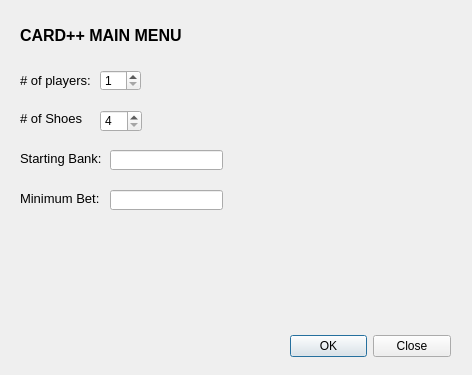
Old version of the form Cardpp/mainmenu.ui in the repository spring-2019-cpsc-362-05/software-group-project-sigma-solutions.
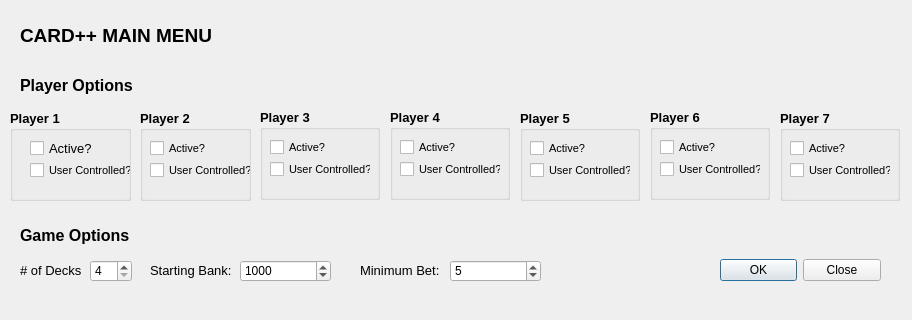
New version of the form.

Commit message: Added Main Menu Implementation, with user input stored in variables

Diff of the .ui file:
```diff
--- a/Cardpp/mainmenu.ui
+++ b/Cardpp/mainmenu.ui
@@ -6,20 +6,32 @@
    <rect>
     <x>0</x>
     <y>0</y>
-    <width>472</width>
-    <height>375</height>
+    <width>912</width>
+    <height>320</height>
    </rect>
   </property>
+  <property name="minimumSize">
+   <size>
+    <width>912</width>
+    <height>320</height>
+   </size>
+  </property>
+  <property name="maximumSize">
+   <size>
+    <width>912</width>
+    <height>320</height>
+   </size>
+  </property>
   <property name="windowTitle">
    <string>Dialog</string>
   </property>
   <widget class="QDialogButtonBox" name="buttonBox">
    <property name="geometry">
     <rect>
-     <x>290</x>
-     <y>330</y>
+     <x>720</x>
+     <y>250</y>
      <width>161</width>
-     <height>32</height>
+     <height>41</height>
     </rect>
    </property>
    <property name="orientation">
@@ -40,7 +52,7 @@
    </property>
    <property name="font">
     <font>
-     <pointsize>12</pointsize>
+     <pointsize>14</pointsize>
      <weight>75</weight>
      <bold>true</bold>
     </font>
@@ -53,7 +65,7 @@
    <property name="geometry">
     <rect>
      <x>20</x>
-     <y>70</y>
+     <y>260</y>
      <width>71</width>
      <height>21</height>
     </rect>
@@ -64,48 +76,14 @@
     </font>
    </property>
    <property name="text">
-    <string># of players:</string>
+    <string># of Decks</string>
    </property>
   </widget>
   <widget class="QSpinBox" name="spinBox">
    <property name="geometry">
     <rect>
-     <x>100</x>
-     <y>70</y>
-     <width>41</width>
-     <height>21</height>
-    </rect>
-   </property>
-   <property name="minimum">
-    <number>1</number>
-   </property>
-   <property name="maximum">
-    <number>6</number>
-   </property>
-  </widget>
-  <widget class="QLabel" name="label_3">
-   <property name="geometry">
-    <rect>
-     <x>20</x>
-     <y>110</y>
-     <width>71</width>
-     <height>16</height>
-    </rect>
-   </property>
-   <property name="font">
-    <font>
-     <pointsize>10</pointsize>
-    </font>
-   </property>
-   <property name="text">
-    <string># of Shoes</string>
-   </property>
-  </widget>
-  <widget class="QSpinBox" name="spinBox_2">
-   <property name="geometry">
-    <rect>
-     <x>100</x>
-     <y>110</y>
+     <x>90</x>
+     <y>260</y>
      <width>42</width>
      <height>22</height>
     </rect>
@@ -120,10 +98,10 @@
   <widget class="QLabel" name="label_4">
    <property name="geometry">
     <rect>
-     <x>20</x>
-     <y>150</y>
+     <x>150</x>
+     <y>260</y>
      <width>91</width>
-     <height>16</height>
+     <height>21</height>
     </rect>
    </property>
    <property name="font">
@@ -135,23 +113,13 @@
     <string>Starting Bank:</string>
    </property>
   </widget>
-  <widget class="QLineEdit" name="lineEdit">
+  <widget class="QLabel" name="minimumBetLabel">
    <property name="geometry">
     <rect>
-     <x>110</x>
-     <y>150</y>
-     <width>113</width>
-     <height>20</height>
-    </rect>
-   </property>
-  </widget>
-  <widget class="QLabel" name="label_5">
-   <property name="geometry">
-    <rect>
-     <x>20</x>
-     <y>190</y>
+     <x>360</x>
+     <y>260</y>
      <width>91</width>
-     <height>16</height>
+     <height>21</height>
     </rect>
    </property>
    <property name="font">
@@ -163,16 +131,530 @@
     <string>Minimum Bet:</string>
    </property>
   </widget>
-  <widget class="QLineEdit" name="lineEdit_2">
+  <widget class="QLabel" name="playerOptionsLabel">
    <property name="geometry">
     <rect>
-     <x>110</x>
-     <y>190</y>
-     <width>113</width>
-     <height>20</height>
+     <x>20</x>
+     <y>70</y>
+     <width>261</width>
+     <height>31</height>
     </rect>
    </property>
+   <property name="font">
+    <font>
+     <pointsize>12</pointsize>
+     <weight>75</weight>
+     <bold>true</bold>
+    </font>
+   </property>
+   <property name="text">
+    <string>Player Options</string>
+   </property>
   </widget>
+  <widget class="QLabel" name="gameOptionsLabel">
+   <property name="geometry">
+    <rect>
+     <x>20</x>
+     <y>220</y>
+     <width>261</width>
+     <height>31</height>
+    </rect>
+   </property>
+   <property name="font">
+    <font>
+     <pointsize>12</pointsize>
+     <weight>75</weight>
+     <bold>true</bold>
+    </font>
+   </property>
+   <property name="text">
+    <string>Game Options</string>
+   </property>
+  </widget>
+  <widget class="QGroupBox" name="player1GroupBox">
+   <property name="enabled">
+    <bool>true</bool>
+   </property>
+   <property name="geometry">
+    <rect>
+     <x>10</x>
+     <y>110</y>
+     <width>121</width>
+     <height>91</height>
+    </rect>
+   </property>
+   <property name="font">
+    <font>
+     <pointsize>10</pointsize>
+     <weight>75</weight>
+     <bold>true</bold>
+    </font>
+   </property>
+   <property name="title">
+    <string>Player 1</string>
+   </property>
+   <widget class="QCheckBox" name="player1Active">
+    <property name="geometry">
+     <rect>
+      <x>20</x>
+      <y>30</y>
+      <width>82</width>
+      <height>17</height>
+     </rect>
+    </property>
+    <property name="font">
+     <font>
+      <pointsize>10</pointsize>
+      <weight>50</weight>
+      <bold>false</bold>
+     </font>
+    </property>
+    <property name="text">
+     <string>Active?</string>
+    </property>
+   </widget>
+   <widget class="QCheckBox" name="player1UC">
+    <property name="geometry">
+     <rect>
+      <x>20</x>
+      <y>50</y>
+      <width>101</width>
+      <height>21</height>
+     </rect>
+    </property>
+    <property name="font">
+     <font>
+      <pointsize>8</pointsize>
+      <weight>50</weight>
+      <bold>false</bold>
+     </font>
+    </property>
+    <property name="text">
+     <string>User Controlled?</string>
+    </property>
+   </widget>
+  </widget>
+  <widget class="QGroupBox" name="player2GroupBox">
+   <property name="geometry">
+    <rect>
+     <x>140</x>
+     <y>110</y>
+     <width>111</width>
+     <height>91</height>
+    </rect>
+   </property>
+   <property name="font">
+    <font>
+     <pointsize>10</pointsize>
+     <weight>75</weight>
+     <bold>true</bold>
+    </font>
+   </property>
+   <property name="title">
+    <string>Player 2</string>
+   </property>
+   <widget class="QCheckBox" name="player2Active">
+    <property name="geometry">
+     <rect>
+      <x>10</x>
+      <y>30</y>
+      <width>82</width>
+      <height>17</height>
+     </rect>
+    </property>
+    <property name="font">
+     <font>
+      <pointsize>8</pointsize>
+      <weight>50</weight>
+      <bold>false</bold>
+     </font>
+    </property>
+    <property name="text">
+     <string>Active?</string>
+    </property>
+   </widget>
+   <widget class="QCheckBox" name="player2UC">
+    <property name="geometry">
+     <rect>
+      <x>10</x>
+      <y>50</y>
+      <width>101</width>
+      <height>21</height>
+     </rect>
+    </property>
+    <property name="font">
+     <font>
+      <pointsize>8</pointsize>
+      <weight>50</weight>
+      <bold>false</bold>
+     </font>
+    </property>
+    <property name="text">
+     <string>User Controlled?</string>
+    </property>
+   </widget>
+  </widget>
+  <widget class="QGroupBox" name="player3GroupBox">
+   <property name="geometry">
+    <rect>
+     <x>260</x>
+     <y>109</y>
+     <width>120</width>
+     <height>91</height>
+    </rect>
+   </property>
+   <property name="font">
+    <font>
+     <pointsize>10</pointsize>
+     <weight>75</weight>
+     <bold>true</bold>
+    </font>
+   </property>
+   <property name="title">
+    <string>Player 3</string>
+   </property>
+   <widget class="QCheckBox" name="player3Active">
+    <property name="geometry">
+     <rect>
+      <x>10</x>
+      <y>30</y>
+      <width>82</width>
+      <height>17</height>
+     </rect>
+    </property>
+    <property name="font">
+     <font>
+      <pointsize>8</pointsize>
+      <weight>50</weight>
+      <bold>false</bold>
+     </font>
+    </property>
+    <property name="text">
+     <string>Active?</string>
+    </property>
+   </widget>
+   <widget class="QCheckBox" name="player3UC">
+    <property name="geometry">
+     <rect>
+      <x>10</x>
+      <y>50</y>
+      <width>101</width>
+      <height>21</height>
+     </rect>
+    </property>
+    <property name="font">
+     <font>
+      <pointsize>8</pointsize>
+      <weight>50</weight>
+      <bold>false</bold>
+     </font>
+    </property>
+    <property name="text">
+     <string>User Controlled?</string>
+    </property>
+   </widget>
+  </widget>
+  <widget class="QGroupBox" name="player4GroupBox">
+   <property name="geometry">
+    <rect>
+     <x>390</x>
+     <y>109</y>
+     <width>120</width>
+     <height>91</height>
+    </rect>
+   </property>
+   <property name="font">
+    <font>
+     <pointsize>10</pointsize>
+     <weight>75</weight>
+     <bold>true</bold>
+    </font>
+   </property>
+   <property name="title">
+    <string>Player 4</string>
+   </property>
+   <widget class="QCheckBox" name="player4Active">
+    <property name="geometry">
+     <rect>
+      <x>10</x>
+      <y>30</y>
+      <width>82</width>
+      <height>17</height>
+     </rect>
+    </property>
+    <property name="font">
+     <font>
+      <pointsize>8</pointsize>
+      <weight>50</weight>
+      <bold>false</bold>
+     </font>
+    </property>
+    <property name="text">
+     <string>Active?</string>
+    </property>
+   </widget>
+   <widget class="QCheckBox" name="player4UC">
+    <property name="geometry">
+     <rect>
+      <x>10</x>
+      <y>50</y>
+      <width>101</width>
+      <height>21</height>
+     </rect>
+    </property>
+    <property name="font">
+     <font>
+      <pointsize>8</pointsize>
+      <weight>50</weight>
+      <bold>false</bold>
+     </font>
+    </property>
+    <property name="text">
+     <string>User Controlled?</string>
+    </property>
+   </widget>
+  </widget>
+  <widget class="QGroupBox" name="player5GroupBox">
+   <property name="geometry">
+    <rect>
+     <x>520</x>
+     <y>110</y>
+     <width>120</width>
+     <height>91</height>
+    </rect>
+   </property>
+   <property name="font">
+    <font>
+     <pointsize>10</pointsize>
+     <weight>75</weight>
+     <bold>true</bold>
+    </font>
+   </property>
+   <property name="title">
+    <string>Player 5</string>
+   </property>
+   <widget class="QCheckBox" name="player5Active">
+    <property name="geometry">
+     <rect>
+      <x>10</x>
+      <y>30</y>
+      <width>82</width>
+      <height>17</height>
+     </rect>
+    </property>
+    <property name="font">
+     <font>
+      <pointsize>8</pointsize>
+      <weight>50</weight>
+      <bold>false</bold>
+     </font>
+    </property>
+    <property name="text">
+     <string>Active?</string>
+    </property>
+   </widget>
+   <widget class="QCheckBox" name="player5UC">
+    <property name="geometry">
+     <rect>
+      <x>10</x>
+      <y>50</y>
+      <width>101</width>
+      <height>21</height>
+     </rect>
+    </property>
+    <property name="font">
+     <font>
+      <pointsize>8</pointsize>
+      <weight>50</weight>
+      <bold>false</bold>
+     </font>
+    </property>
+    <property name="text">
+     <string>User Controlled?</string>
+    </property>
+   </widget>
+  </widget>
+  <widget class="QGroupBox" name="player7GroupBox">
+   <property name="geometry">
+    <rect>
+     <x>780</x>
+     <y>110</y>
+     <width>120</width>
+     <height>91</height>
+    </rect>
+   </property>
+   <property name="font">
+    <font>
+     <pointsize>10</pointsize>
+     <weight>75</weight>
+     <bold>true</bold>
+    </font>
+   </property>
+   <property name="title">
+    <string>Player 7</string>
+   </property>
+   <widget class="QCheckBox" name="player7Active">
+    <property name="geometry">
+     <rect>
+      <x>10</x>
+      <y>30</y>
+      <width>82</width>
+      <height>17</height>
+     </rect>
+    </property>
+    <property name="font">
+     <font>
+      <pointsize>8</pointsize>
+      <weight>50</weight>
+      <bold>false</bold>
+     </font>
+    </property>
+    <property name="text">
+     <string>Active?</string>
+    </property>
+   </widget>
+   <widget class="QCheckBox" name="player7UC">
+    <property name="geometry">
+     <rect>
+      <x>10</x>
+      <y>50</y>
+      <width>101</width>
+      <height>21</height>
+     </rect>
+    </property>
+    <property name="font">
+     <font>
+      <pointsize>8</pointsize>
+      <weight>50</weight>
+      <bold>false</bold>
+     </font>
+    </property>
+    <property name="text">
+     <string>User Controlled?</string>
+    </property>
+   </widget>
+  </widget>
+  <widget class="QGroupBox" name="player6GroupBox">
+   <property name="geometry">
+    <rect>
+     <x>650</x>
+     <y>109</y>
+     <width>120</width>
+     <height>91</height>
+    </rect>
+   </property>
+   <property name="font">
+    <font>
+     <pointsize>10</pointsize>
+     <weight>75</weight>
+     <bold>true</bold>
+    </font>
+   </property>
+   <property name="title">
+    <string>Player 6</string>
+   </property>
+   <widget class="QCheckBox" name="player6Active">
+    <property name="geometry">
+     <rect>
+      <x>10</x>
+      <y>30</y>
+      <width>82</width>
+      <height>17</height>
+     </rect>
+    </property>
+    <property name="font">
+     <font>
+      <pointsize>8</pointsize>
+      <weight>50</weight>
+      <bold>false</bold>
+     </font>
+    </property>
+    <property name="text">
+     <string>Active?</string>
+    </property>
+   </widget>
+   <widget class="QCheckBox" name="player6UC">
+    <property name="geometry">
+     <rect>
+      <x>10</x>
+      <y>50</y>
+      <width>101</width>
+      <height>21</height>
+     </rect>
+    </property>
+    <property name="font">
+     <font>
+      <pointsize>8</pointsize>
+      <weight>50</weight>
+      <bold>false</bold>
+     </font>
+    </property>
+    <property name="text">
+     <string>User Controlled?</string>
+    </property>
+   </widget>
+  </widget>
+  <widget class="QSpinBox" name="startingBankSpinBox">
+   <property name="geometry">
+    <rect>
+     <x>240</x>
+     <y>260</y>
+     <width>91</width>
+     <height>22</height>
+    </rect>
+   </property>
+   <property name="minimum">
+    <number>0</number>
+   </property>
+   <property name="maximum">
+    <number>9999999</number>
+   </property>
+   <property name="singleStep">
+    <number>1000</number>
+   </property>
+   <property name="value">
+    <number>1000</number>
+   </property>
+  </widget>
+  <widget class="QSpinBox" name="minimumBetSpinBox">
+   <property name="geometry">
+    <rect>
+     <x>450</x>
+     <y>260</y>
+     <width>91</width>
+     <height>22</height>
+    </rect>
+   </property>
+   <property name="minimum">
+    <number>0</number>
+   </property>
+   <property name="maximum">
+    <number>9999999</number>
+   </property>
+   <property name="singleStep">
+    <number>5</number>
+   </property>
+   <property name="value">
+    <number>5</number>
+   </property>
+  </widget>
+  <zorder>player7GroupBox</zorder>
+  <zorder>player6GroupBox</zorder>
+  <zorder>player5GroupBox</zorder>
+  <zorder>player3GroupBox</zorder>
+  <zorder>player4GroupBox</zorder>
+  <zorder>player2GroupBox</zorder>
+  <zorder>player1GroupBox</zorder>
+  <zorder>buttonBox</zorder>
+  <zorder>mainMenuLabel</zorder>
+  <zorder>numberOfDecksLabel</zorder>
+  <zorder>numberOfDecksSpinBox</zorder>
+  <zorder>startingBankLabel</zorder>
+  <zorder>minimumBetLabel</zorder>
+  <zorder>playerOptionsLabel</zorder>
+  <zorder>gameOptionsLabel</zorder>
+  <zorder>startingBankSpinBox</zorder>
+  <zorder>minimumBetSpinBox</zorder>
  </widget>
  <resources/>
  <connections>
```
Left out of the diff: 8 changed lines with no effect on the pictures. The commit also changes 2 other files.
